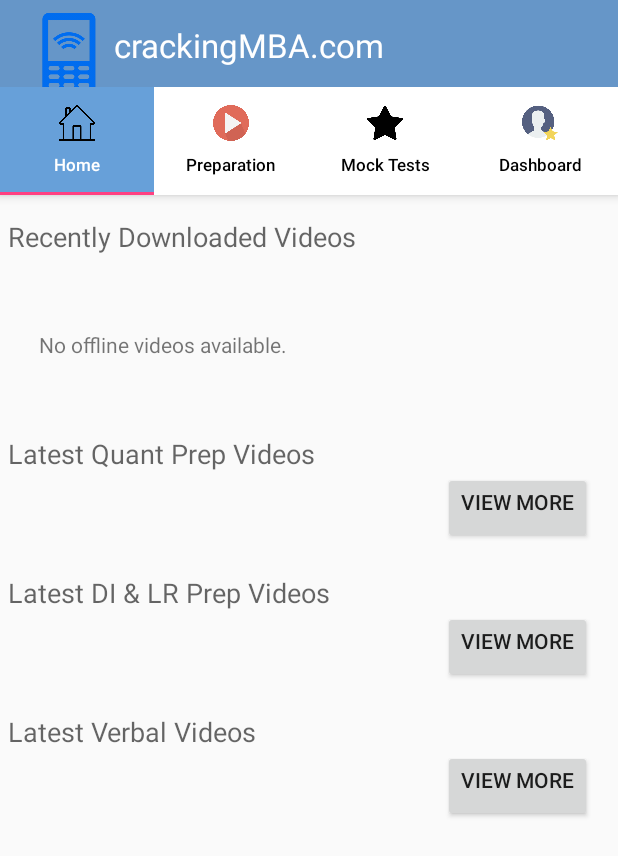
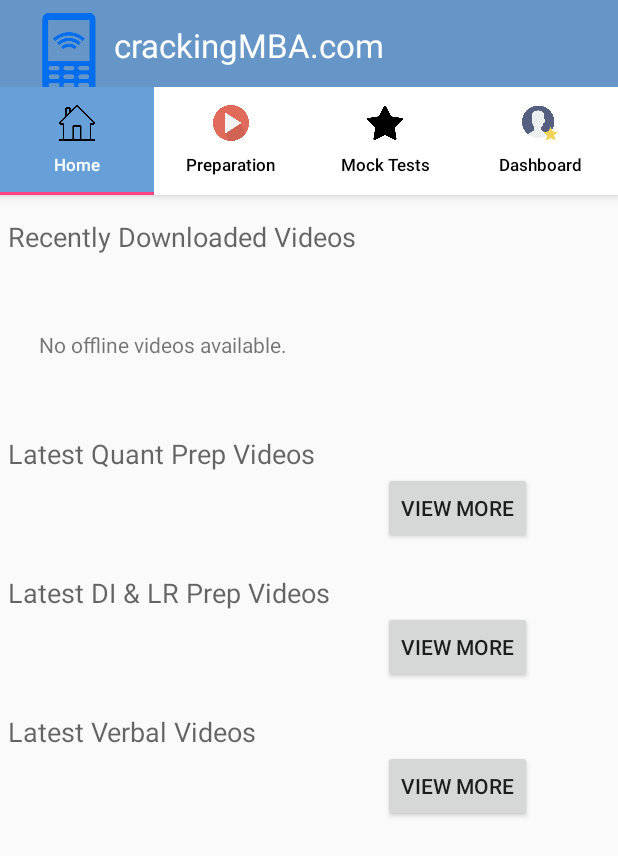
Before and after one commit to crackingmba/crackingMBABackup, an Android app: the screen it shows after launch (DashboardActivity), on a phone screen of 412 x 824 dp. Shown: the top 856 px of the screen. Run offline under Robolectric (Android 15) with nearby library versions, the phone set to English and light mode, and no system bars; 1 statement that could not run was skipped.

Commit message:
Home Tab VIew More alignment fix

```diff
--- a/app/src/main/res/layout/fragment_home1.xml
+++ b/app/src/main/res/layout/fragment_home1.xml
@@ -71,9 +71,9 @@
                 android:text="View More"
                 android:layout_width="wrap_content"
                 android:layout_height="wrap_content"
-                android:layout_marginLeft="290dp"
+                android:layout_marginLeft="250dp"
                 android:layout_marginBottom="20dp"
-                android:gravity="right"
+                android:gravity="center_vertical"
                 android:textAlignment="center"/>
 
             <TextView
@@ -94,10 +94,10 @@
                 android:text="View More"
                 android:layout_width="wrap_content"
                 android:layout_height="wrap_content"
-                android:layout_marginLeft="290dp"
+                android:layout_marginLeft="250dp"
                 android:layout_marginBottom="20dp"
                 android:textAlignment="center"
-                android:gravity="right"/>
+                android:gravity="center_vertical"/>
 
             <TextView
                 android:id="@+id/home_latest_other"
@@ -117,10 +117,10 @@
                 android:text="View More"
                 android:layout_width="wrap_content"
                 android:layout_height="wrap_content"
-                android:layout_marginLeft="290dp"
+                android:layout_marginLeft="250dp"
                 android:layout_marginBottom="20dp"
                 android:textAlignment="center"
-                android:gravity="right"/>
+                android:gravity="center_vertical"/>
 
             <!--<ImageView
                     android:id="@+id/Thumbnail"
```
